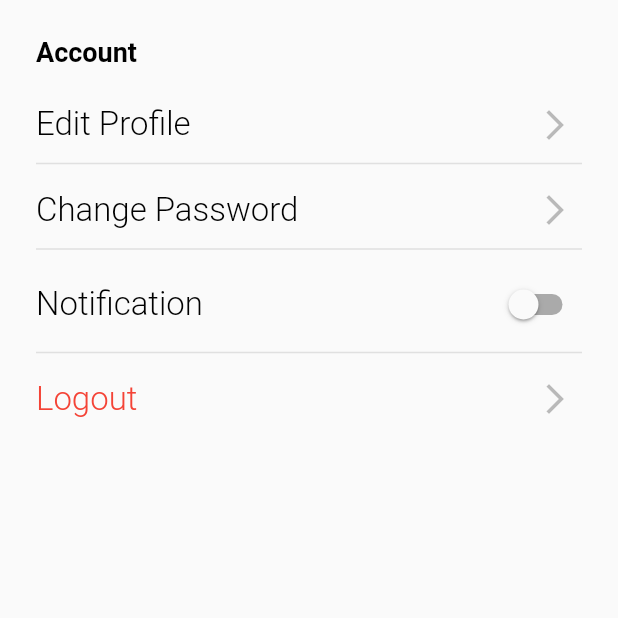
After one commit to renadayad/Sign-up-App, a Flutter app: the SettingsScreen screen opened directly, on a phone screen of 412 x 824 dp, the top half of it. The commit adds this screen. Run offline on Flutter 3.47's test engine with Material 2 defaults, Android fonts, the phone set to English and light mode, and no system bars; our stand-ins replace firebase_auth, firebase_core, get, get_storage, google_sign_in; accounts and stored records are empty.

Commit message:
finishing the setting screen

```diff
--- /dev/null
+++ b/lib/view/screens/auth/setting/change_password.dart
@@ -0,0 +1,53 @@
+import 'package:flutter/material.dart';
+import 'package:get/get.dart';
+import 'package:signup/view/screens/auth/forgot_password_screen.dart';
+
+import '../../../../logic/controllers/auth_controllers.dart';
+
+
+
+
+class ChangePassword extends StatelessWidget {
+  ChangePassword({super.key});
+
+  final controller = Get.put(AuthController());
+
+  @override
+  Widget build(BuildContext context) {
+    return GetBuilder<AuthController>(
+      builder: (_) => Material(
+        color: Colors.transparent,
+        child: InkWell(
+          onTap: () {
+            Get.to(()=> ForgotPasswordScreen());
+          },
+          child: Row(
+            mainAxisAlignment: MainAxisAlignment.spaceBetween,
+            children: [
+              const Text(
+                "Change Password",
+                style: TextStyle(
+                    fontSize: 22,
+                    fontWeight: FontWeight.w300,
+                    color: Colors.black),
+              ),
+              Container(
+                padding: const EdgeInsets.all(6),
+                decoration: const BoxDecoration(
+                  shape: BoxShape.rectangle,
+                  color: Colors.transparent,
+                ),
+                child: const Icon(
+                  Icons.arrow_forward_ios,
+                  color: Colors.black26,
+                ),
+              ),
+
+
+            ],
+          ),
+        ),
+      ),
+    );
+  }
+}
--- /dev/null
+++ b/lib/view/screens/auth/setting/edit_profile.dart
@@ -0,0 +1,50 @@
+import 'package:flutter/material.dart';
+import 'package:get/get.dart';
+
+import '../../../../logic/controllers/auth_controllers.dart';
+
+
+
+
+class EditProfile extends StatelessWidget {
+  EditProfile({super.key});
+
+  final controller = Get.put(AuthController());
+
+  @override
+  Widget build(BuildContext context) {
+    return GetBuilder<AuthController>(
+      builder: (_) => Material(
+        color: Colors.transparent,
+        child: InkWell(
+          onTap: () {},
+          child: Row(
+            mainAxisAlignment: MainAxisAlignment.spaceBetween,
+            children: [
+              const Text(
+                "Edit Profile",
+                style: TextStyle(
+                    fontSize: 22,
+                    fontWeight: FontWeight.w300,
+                    color: Colors.black),
+              ),
+              Container(
+                padding: const EdgeInsets.all(6),
+                decoration: const BoxDecoration(
+                  shape: BoxShape.rectangle,
+                  color: Colors.transparent,
+                ),
+                child: const Icon(
+                  Icons.arrow_forward_ios,
+                  color: Colors.black26,
+                ),
+              ),
+
+
+            ],
+          ),
+        ),
+      ),
+    );
+  }
+}
--- a/lib/view/screens/auth/log_out_.dart
+++ b/lib/view/screens/auth/setting/log_out_.dart
@@ -1,7 +1,7 @@
 import 'package:flutter/material.dart';
 import 'package:get/get.dart';
 
-import '../../../logic/controllers/auth_controllers.dart';
+import '../../../../logic/controllers/auth_controllers.dart';
 
 
 
@@ -54,7 +54,7 @@ class LogOut extends StatelessWidget {
                 "Logout",
                 style: TextStyle(
                     fontSize: 22,
-                    fontWeight: FontWeight.w500,
+                    fontWeight: FontWeight.w300,
                     color: Colors.red),
               ),
               Container(
--- /dev/null
+++ b/lib/view/screens/auth/setting/notification.dart
@@ -0,0 +1,39 @@
+
+import 'package:flutter/material.dart';
+import 'package:get/get.dart';
+
+import '../../../widgets/cutsom_text.dart';
+
+
+
+
+class NotificationWidget extends StatelessWidget {
+  NotificationWidget({Key? key}) : super(key: key);
+
+
+
+  @override
+  Widget build(BuildContext context) {
+    return Obx(
+          () => Row(
+        mainAxisAlignment: MainAxisAlignment.spaceBetween,
+        children: [
+          CustomText(
+            fontSize: 22,
+            fontWeight: FontWeight.w300,
+            text: "Notification",
+            color:  Colors.black,
+          ),
+          Switch(
+            activeTrackColor: Colors.green,
+            activeColor: Colors.green,
+            value: false,
+            onChanged: (_) {},
+          ),
+        ],
+      ),
+    );
+  }
+
+
+}
--- /dev/null
+++ b/lib/view/screens/auth/setting/setting.dart
@@ -0,0 +1,61 @@
+
+import 'package:flutter/material.dart';
+import 'package:get/get.dart';
+import 'package:signup/view/screens/auth/setting/log_out_.dart';
+import 'package:signup/view/screens/auth/setting/change_password.dart';
+import 'package:signup/view/screens/auth/setting/edit_profile.dart';
+import 'package:signup/view/screens/auth/setting/notification.dart';
+
+import '../../../widgets/cutsom_text.dart';
+
+
+
+class SettingsScreen extends StatelessWidget {
+  const SettingsScreen({Key? key}) : super(key: key);
+
+  @override
+  Widget build(BuildContext context) {
+    return Scaffold(
+      body: ListView(
+        padding: const EdgeInsets.all(24),
+        children: [
+          CustomText(
+            fontSize: 18,
+            fontWeight: FontWeight.bold,
+            text: "Account",
+            color: Colors.black,
+
+          ),
+          const SizedBox(
+            height: 20,
+          ),
+         EditProfile(),
+          Divider(
+            color: Colors.grey.shade300,
+            thickness: 1,
+          ),
+          const SizedBox(
+            height: 5,
+          ),
+          ChangePassword(),
+          Divider(
+            color: Colors.grey.shade300,
+            thickness: 1,
+          ),
+          const SizedBox(
+            height: 5,
+          ),
+          NotificationWidget(),
+          Divider(
+            color: Colors.grey.shade300,
+            thickness: 1,
+          ),
+          const SizedBox(
+            height: 5,
+          ),
+          LogOut(),
+        ],
+      ),
+    );
+  }
+}
--- a/lib/view/screens/home.dart
+++ /dev/null
@@ -1,49 +0,0 @@
-
-import 'package:flutter/material.dart';
-import 'package:get/get.dart';
-import 'package:signup/view/screens/auth/log_out_.dart';
-
-import '../../logic/controllers/auth_controllers.dart';
-import '../widgets/cutsom_text.dart';
-
-
-class HomeScreen extends StatelessWidget {
-  HomeScreen({Key? key}) : super(key: key);
-
-
-  final authController = Get.find<AuthController>();
-
-  @override
-  Widget build(BuildContext context) {
-    return
-        Obx(
-              () =>
-              Column(
-                mainAxisAlignment: MainAxisAlignment.center,
-                crossAxisAlignment: CrossAxisAlignment.start,
-                children: [
-                  CustomText(
-                    fontSize: 22,
-                    fontWeight: FontWeight.bold,
-                    text:"Hello ${authController.displayName.value}"
-                    ,
-                    color:  Colors.black,
-                  ),
-                  CustomText(
-                    fontSize: 14,
-                    fontWeight: FontWeight.bold,
-                    text: authController.displayEmail.value,
-                    color:  Colors.black,
-                  ),
-
-                  LogOut(),
-                ],
-
-
-              ),
-
-
-
-    );
-  }
-}
```
